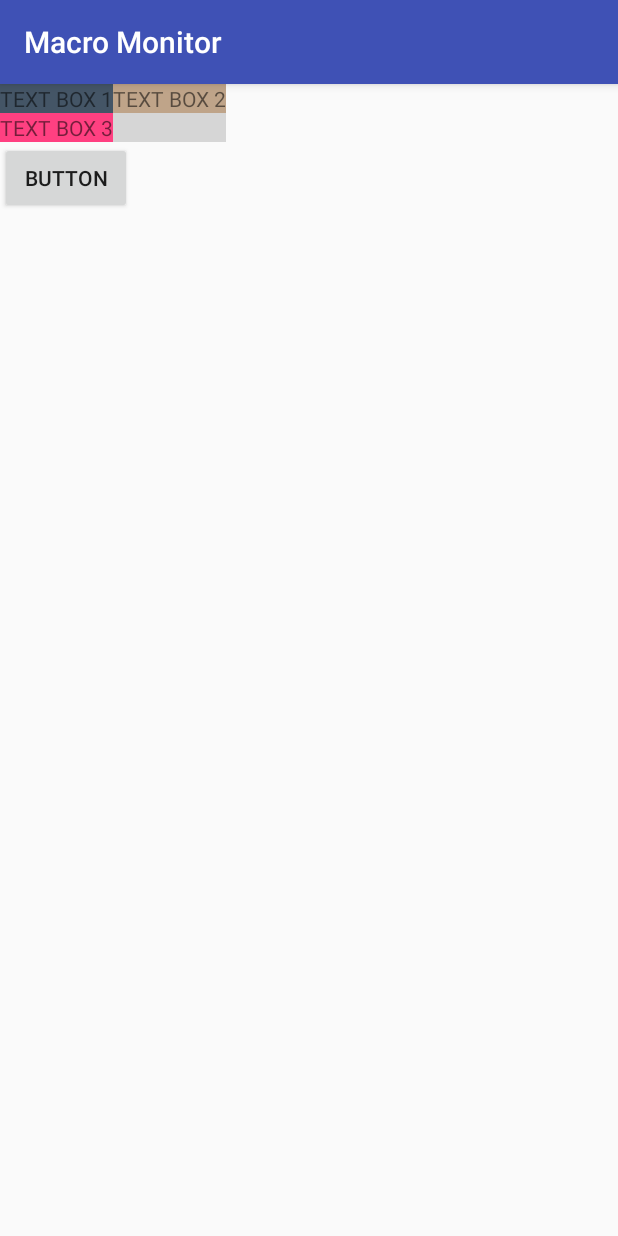
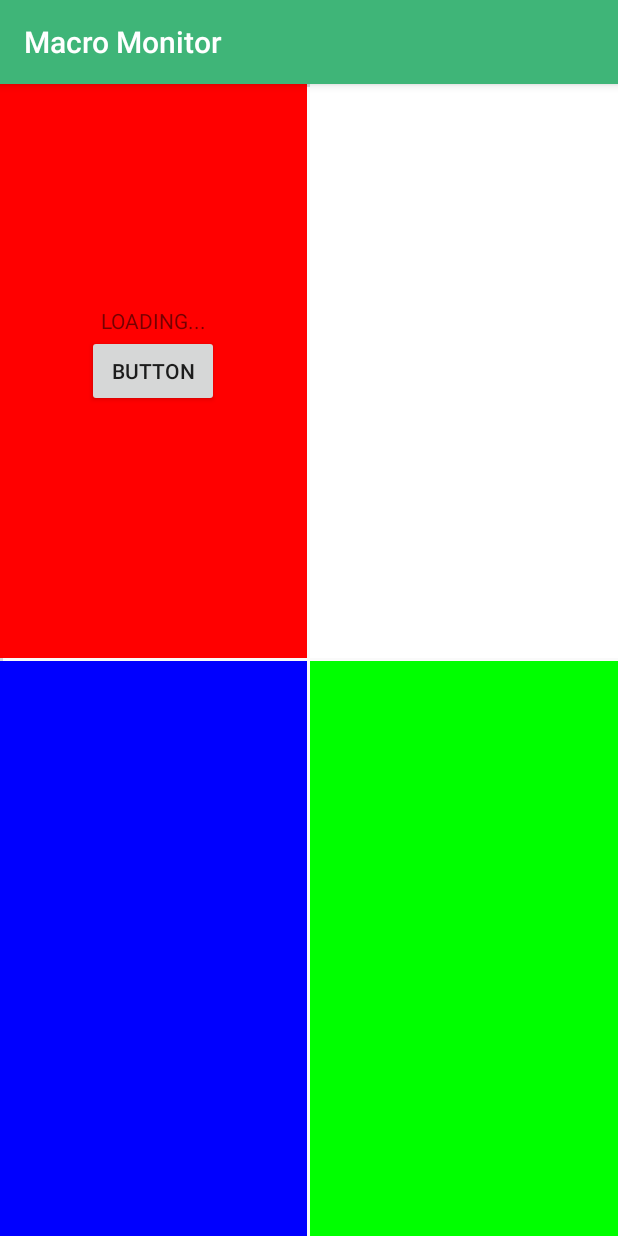
Before and after one commit to bgarza9188/MacroMonitor, an Android app: the MainActivity screen opened directly, with no data from a screen before it, on a phone screen of 412 x 824 dp. Run offline under Robolectric (Android 15) with nearby library versions, the phone set to English and light mode, and no system bars; grey boxes are pictures that could not be loaded.

Commit message:
Added Constants file, cleaned up layout, initial refinement of loader.

```diff
--- a/app/src/main/AndroidManifest.xml
+++ b/app/src/main/AndroidManifest.xml
@@ -33,10 +33,6 @@
                 android:value="com.example.android.macromonitor.NutrientListActivity" />
         </activity>
         <activity
-            android:name=".SimpleXYPlotActivity"
-            android:label="@string/title_activity_simple_xyplot"
-            android:theme="@style/AppTheme.NoActionBar" />
-        <activity
             android:name=".BarPlotExampleActivity"
             android:label="Bar Plot Example"
             android:theme="@style/AppTheme.NoActionBar" />
--- /dev/null
+++ b/app/src/main/java/com/example/android/macromonitor/MacroConstants.java
@@ -0,0 +1,15 @@
+package com.example.android.macromonitor;
+
+/**
+ * Created by jebus on 11/8/2017.
+ */
+
+public interface MacroConstants {
+    String MACRO_SUGAR_DB_NAME = "Sugar";
+    String MACRO_FAT_DB_NAME = "Fat";
+    String MACRO_CARB_DB_NAME = "Carbohydrates";
+    String MACRO_WATER_DB_NAME = "Water";
+
+
+
+}
--- a/app/src/main/java/com/example/android/macromonitor/MainActivity.java
+++ b/app/src/main/java/com/example/android/macromonitor/MainActivity.java
@@ -10,16 +10,18 @@ import android.support.v7.app.AppCompatActivity;
 import android.util.Log;
 import android.view.View;
 import android.widget.Button;
+import android.widget.TextView;
 import android.widget.Toast;
 
 import com.example.android.macromonitor.data.MacroContract;
 
-import es.dmoral.toasty.Toasty;
+public class MainActivity extends AppCompatActivity implements LoaderManager.LoaderCallbacks<Cursor>, MacroConstants{
 
-public class MainActivity extends AppCompatActivity implements LoaderManager.LoaderCallbacks<Cursor>{
-
-    private static final int MACRO_LOADER = 0;
-
+    private static final int MACRO_LOADER_ONE = 0;
+    private static final int MACRO_LOADER_TWO = 1;
+    private static final int MACRO_LOADER_THREE = 2;
+    private static final int MACRO_LOADER_FOUR = 3;
+    private TextView textView;
 
     private static final String[] MACRO_COLUMNS = {
             MacroContract.MacroEntry.TABLE_NAME + "." + MacroContract.MacroEntry._ID,
@@ -39,33 +41,63 @@ public class MainActivity extends AppCompatActivity implements LoaderManager.Loa
         super.onCreate(savedInstanceState);
         setContentView(R.layout.activity_main);
 
+        textView = findViewById(R.id.quardrant_one_text);
         Button button = findViewById(R.id.button);
         button.setOnClickListener(new View.OnClickListener() {
             @Override
             public void onClick(View v) {
                     ContentValues contentValues = new ContentValues();
-                    contentValues.put(MacroContract.MacroEntry.COLUMN_MACRO_NAME, "FAT");
-                    contentValues.put(MacroContract.MacroEntry.COLUMN_INTAKE_VALUE, 2);
-                    contentValues.put(MacroContract.MacroEntry.COLUMN_INTAKE_DATE, "20171231");
+                    contentValues.put(MacroContract.MacroEntry.COLUMN_MACRO_NAME, MACRO_SUGAR_DB_NAME);
+                    contentValues.put(MacroContract.MacroEntry.COLUMN_INTAKE_VALUE, 1);
+                    contentValues.put(MacroContract.MacroEntry.COLUMN_INTAKE_DATE, "20171108");
                     getContentResolver().insert(MacroContract.MacroEntry.CONTENT_URI,contentValues);
             }
         });
+        getSupportLoaderManager().initLoader(MACRO_LOADER_ONE, null, this);
     }
 
     @Override
     protected void onStart() {
         super.onStart();
-        getSupportLoaderManager().initLoader(MACRO_LOADER, null, this);
     }
 
     @Override
     public Loader<Cursor> onCreateLoader(int id, Bundle args) {
-        return new CursorLoader(this,
-                MacroContract.MacroEntry.CONTENT_URI,
-                MACRO_COLUMNS,
-                null,
-                null,
-                null);
+        CursorLoader loader;
+        switch (id) {
+            case 0:  loader = new CursorLoader(this,
+                    MacroContract.MacroEntry.CONTENT_URI,
+                    MACRO_COLUMNS,
+                    null,
+                    null,
+                    null);
+                break;
+            case 1: loader = new CursorLoader(this,
+                    MacroContract.MacroEntry.CONTENT_URI,
+                    MACRO_COLUMNS,
+                    "macro_name=" + MACRO_FAT_DB_NAME,
+                    null,
+                    null);
+                break;
+            case 2: loader = new CursorLoader(this,
+                    MacroContract.MacroEntry.CONTENT_URI,
+                    MACRO_COLUMNS,
+                    "macro_name=" + MACRO_CARB_DB_NAME,
+                    null,
+                    null);
+                break;
+            case 3: loader = new CursorLoader(this,
+                    MacroContract.MacroEntry.CONTENT_URI,
+                    MACRO_COLUMNS,
+                    "macro_name=" + MACRO_SUGAR_DB_NAME,
+                    null,
+                    null);
+                break;
+            default: loader = null;
+                break;
+        }
+
+        return loader;
     }
 
     @Override
@@ -75,18 +107,21 @@ public class MainActivity extends AppCompatActivity implements LoaderManager.Loa
             Toast.makeText(this, "No results",
                     Toast.LENGTH_SHORT).show();
         }else{
-            data.moveToFirst();
-            String name = data.getString(COL_MACRO_NAME);
-            int value = data.getInt(COL_INTAKE_VALUE);
-            String date = data.getString(COL_INTAKE_DATE);
-            Toasty.success(getApplicationContext(), "NAME:" + name + " VALUE:" + value + " DATE:" + date, Toast.LENGTH_LONG, true).show();
-            String names[] = data.getColumnNames();
-
-            for(int i=0; i<names.length; i++){
-                Log.e("Ben", "col_name:" + names[i]);
-                Log.e("Ben", "col_index:" + data.getColumnIndex(names[i]));
-            }
-            Toasty.info(getApplicationContext(), "Column Count:" + data.getColumnCount(), Toast.LENGTH_LONG, true).show();
+            loader.getId();
+            Log.e("Ben", "data getCount:" + data.getCount());
+//            data.moveToFirst();
+//            String name = data.getString(COL_MACRO_NAME);
+//            int value = data.getInt(COL_INTAKE_VALUE);
+//            String date = data.getString(COL_INTAKE_DATE);
+//            textView.setText("Name:" + name + " Value:" + value + " date: " + date);
+            //Toasty.success(getApplicationContext(), "NAME:" + name + " VALUE:" + value + " DATE:" + date, Toast.LENGTH_LONG, true).show();
+//            String names[] = data.getColumnNames();
+//
+//            for(int i=0; i<names.length; i++){
+//                Log.e("Ben", "col_name:" + names[i]);
+//                Log.e("Ben", "col_index:" + data.getColumnIndex(names[i]));
+//            }
+            //Toasty.info(getApplicationContext(), "Column Count:" + data.getColumnCount(), Toast.LENGTH_LONG, true).show();
         }
     }
 
--- a/app/src/main/res/layout/activity_main.xml
+++ b/app/src/main/res/layout/activity_main.xml
@@ -8,51 +8,74 @@
     <RelativeLayout
         android:layout_width="match_parent"
         android:layout_height="match_parent">
+        <View
+            android:id="@+id/horizontalDivider"
+            android:layout_width="2dp"
+            android:layout_height="2dp"
+            android:layout_centerVertical="true"
+            android:background="@color/off_white"/>
 
-        <TextView
-            android:id="@+id/text1"
-            android:layout_width="wrap_content"
-            android:layout_height="wrap_content"
-            android:layout_alignParentStart="true"
-            android:layout_alignParentLeft="true"
-            android:background="#456"
-            android:text="TEXT BOX 1" />
+        <View
+            android:id="@+id/verticalDivider"
+            android:layout_width="2dp"
+            android:layout_height="2dp"
+            android:layout_centerHorizontal="true"
+            android:background="@color/off_white"/>
 
-        <TextView
-            android:id="@+id/text2"
-            android:layout_width="wrap_content"
-            android:layout_height="wrap_content"
-            android:layout_toEndOf="@id/text1"
-            android:layout_toRightOf="@id/text1"
-            android:background="#bfa489"
-            android:text="TEXT BOX 2" />
+        <RelativeLayout
+            android:id="@+id/quardrant_one"
+            android:layout_width="match_parent"
+            android:layout_height="match_parent"
+            android:layout_above="@id/horizontalDivider"
+            android:layout_toLeftOf="@id/verticalDivider"
+            android:layout_toStartOf="@+id/verticalDivider"
+            android:background="@color/red" >
 
-        <TextView
-            android:id="@+id/text3"
-            android:layout_width="wrap_content"
-            android:layout_height="wrap_content"
-            android:layout_below="@id/text1"
-            android:background="@color/colorAccent"
-            android:text="TEXT BOX 3" />
+            <TextView
+                android:id="@+id/quardrant_one_text"
+                android:layout_width="wrap_content"
+                android:layout_height="wrap_content"
+                android:layout_centerHorizontal="true"
+                android:layout_above="@+id/button"
+                android:text="LOADING..."
+                android:textAlignment="center"/>
 
-        <TextView
-            android:id="@+id/text4"
-            android:layout_width="wrap_content"
-            android:layout_height="wrap_content"
-            android:layout_below="@id/text2"
-            android:layout_toRightOf="@id/text3"
-            android:layout_toEndOf="@id/text3"
-            android:background="@color/ap_gray"
-            android:text="TEXT BOX 4" />
+            <Button
+                android:id="@+id/button"
+                android:layout_width="wrap_content"
+                android:layout_height="wrap_content"
+                android:layout_centerInParent="true"
+                android:text="Button"/>
+        </RelativeLayout>
 
+        <RelativeLayout
+            android:id="@+id/quardrant_two"
+            android:layout_width="match_parent"
+            android:layout_height="match_parent"
+            android:layout_above="@id/horizontalDivider"
+            android:layout_toRightOf="@id/verticalDivider"
+            android:layout_toEndOf="@+id/verticalDivider"
+            android:background="@color/white" >
+        </RelativeLayout>
 
+        <RelativeLayout
+            android:id="@+id/quardrant_three"
+            android:layout_width="match_parent"
+            android:layout_height="match_parent"
+            android:layout_below="@id/horizontalDivider"
+            android:layout_toLeftOf="@id/verticalDivider"
+            android:layout_toStartOf="@+id/verticalDivider"
+            android:background="@color/blue" >
+        </RelativeLayout>
 
-
-    <Button
-        android:id="@+id/button"
-        android:layout_width="wrap_content"
-        android:layout_height="wrap_content"
-        android:layout_below="@id/text4"
-        android:text="Button"/>
+        <RelativeLayout
+            android:id="@+id/quardrant_four"
+            android:layout_width="match_parent"
+            android:layout_height="match_parent"
+            android:layout_below="@id/horizontalDivider"
+            android:layout_toRightOf="@id/verticalDivider"
+            android:layout_toEndOf="@+id/verticalDivider"
+            android:background="@color/green" >
+        </RelativeLayout>
     </RelativeLayout>
 </android.support.constraint.ConstraintLayout>
--- a/app/src/main/res/values/colors.xml
+++ b/app/src/main/res/values/colors.xml
@@ -1,6 +1,11 @@
 <?xml version="1.0" encoding="utf-8"?>
 <resources>
-    <color name="colorPrimary">#3F51B5</color>
-    <color name="colorPrimaryDark">#303F9F</color>
+    <color name="colorPrimary">#3fb578</color>
+    <color name="colorPrimaryDark">#26762c</color>
     <color name="colorAccent">#FF4081</color>
+    <color name="blue">#0000ff</color>
+    <color name="green">#00ff00</color>
+    <color name="red">#ff0000</color>
+    <color name="black">#000</color>
+    <color name="white">#fff</color>
 </resources>
```
Also changed, not shown: app/src/main/java/com/example/android/macromonitor/SimpleXYPlotActivity.java (deleted, +0 -87 lines), app/src/main/res/layout/simple_xy_plot_example.xml (deleted, +0 -17 lines).
